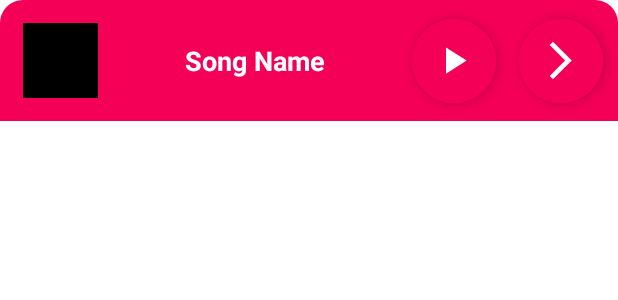
After one commit to Muneeb017/MusicPlayer, an Android app: the layout fragment_now_playing.xml on its own in the app's theme, with its tools: preview values and no code run, on a phone screen of 412 x 824 dp. The commit adds this screen. Shown: the top 300 px of the screen. Run offline under Robolectric (Android 15) with nearby library versions, the phone set to English and light mode, and no system bars.

Commit message:
added Now playing fragment and image and play pause button functionality

```diff
--- /dev/null
+++ b/app/src/main/res/drawable/bg_sheet.xml
@@ -0,0 +1,9 @@
+<?xml version="1.0" encoding="utf-8"?>
+<shape xmlns:android="http://schemas.android.com/apk/res/android">
+
+    <corners
+        android:topLeftRadius="15dp"
+        android:topRightRadius="15dp" />
+    <solid android:color="@color/cool_pink" />
+
+</shape>
--- /dev/null
+++ b/app/src/main/res/layout/fragment_now_playing.xml
@@ -0,0 +1,63 @@
+<?xml version="1.0" encoding="utf-8"?>
+<androidx.constraintlayout.widget.ConstraintLayout xmlns:android="http://schemas.android.com/apk/res/android"
+    xmlns:app="http://schemas.android.com/apk/res-auto"
+    xmlns:tools="http://schemas.android.com/tools"
+    android:layout_width="match_parent"
+    android:layout_height="wrap_content"
+    android:background="@drawable/bg_sheet"
+    tools:context=".fragments.NowPlayingFragment">
+
+    <com.google.android.material.imageview.ShapeableImageView
+        android:id="@+id/songImgNP"
+        android:layout_width="50dp"
+        android:layout_height="50dp"
+        android:layout_margin="15dp"
+        android:src="@color/black"
+        app:layout_constraintBottom_toBottomOf="parent"
+        app:layout_constraintStart_toStartOf="parent"
+        app:layout_constraintTop_toTopOf="parent"
+        app:shapeAppearanceOverlay="@style/curved" />
+
+    <com.google.android.material.floatingactionbutton.ExtendedFloatingActionButton
+        android:id="@+id/nextBtnNp"
+        android:layout_width="wrap_content"
+        android:layout_height="wrap_content"
+        android:layout_alignParentEnd="true"
+        android:layout_centerVertical="true"
+        android:layout_marginEnd="10dp"
+        android:backgroundTint="@color/cool_pink"
+        app:icon="@drawable/ic_next"
+        app:iconSize="30dp"
+        app:iconTint="@color/white"
+        app:layout_constraintBottom_toBottomOf="parent"
+        app:layout_constraintEnd_toEndOf="parent"
+        app:layout_constraintTop_toTopOf="parent" />
+
+    <com.google.android.material.floatingactionbutton.ExtendedFloatingActionButton
+        android:id="@+id/playBtnNp"
+        android:layout_width="wrap_content"
+        android:layout_height="wrap_content"
+        android:layout_marginEnd="15dp"
+        android:backgroundTint="@color/cool_pink"
+        app:icon="@drawable/ic_play"
+        app:iconSize="30dp"
+        app:iconTint="@color/white"
+        app:layout_constraintBottom_toBottomOf="parent"
+        app:layout_constraintEnd_toStartOf="@+id/nextBtnNp"
+        app:layout_constraintTop_toTopOf="parent" />
+
+    <TextView
+        android:id="@+id/songsNameNP"
+        android:layout_width="wrap_content"
+        android:layout_height="60dp"
+        android:gravity="center"
+        android:text="@string/song_name"
+        android:textColor="@color/white"
+        android:textSize="18sp"
+        android:textStyle="bold"
+        app:layout_constraintBottom_toBottomOf="parent"
+        app:layout_constraintEnd_toStartOf="@+id/playBtnNp"
+        app:layout_constraintStart_toEndOf="@+id/songImgNP"
+        app:layout_constraintTop_toTopOf="parent" />
+
+</androidx.constraintlayout.widget.ConstraintLayout>
--- a/app/src/main/res/values/strings.xml
+++ b/app/src/main/res/values/strings.xml
@@ -27,4 +27,6 @@
     <string name="min_30">30 Minutes</string>
     <string name="min_60">60 Minutes</string>
     <string name="search_view">Search View</string>
+<!-- TODO: Remove or change this placeholder text -->
+    <string name="hello_blank_fragment">Hello blank fragment</string>
 </resources>
```
Also changed, not shown: app/src/main/java/com/muneeb/musicplayer/fragments/NowPlayingFragment.kt (added, +82 -0 lines), app/src/main/res/layout/activity_main.xml (+27 -10 lines).
